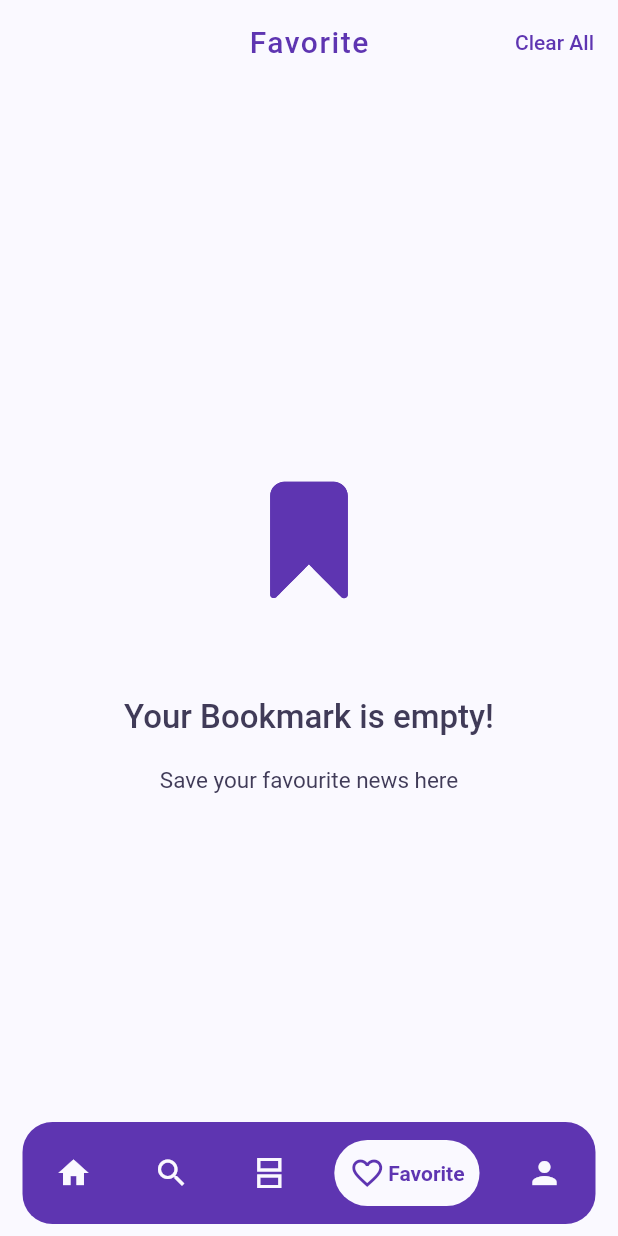
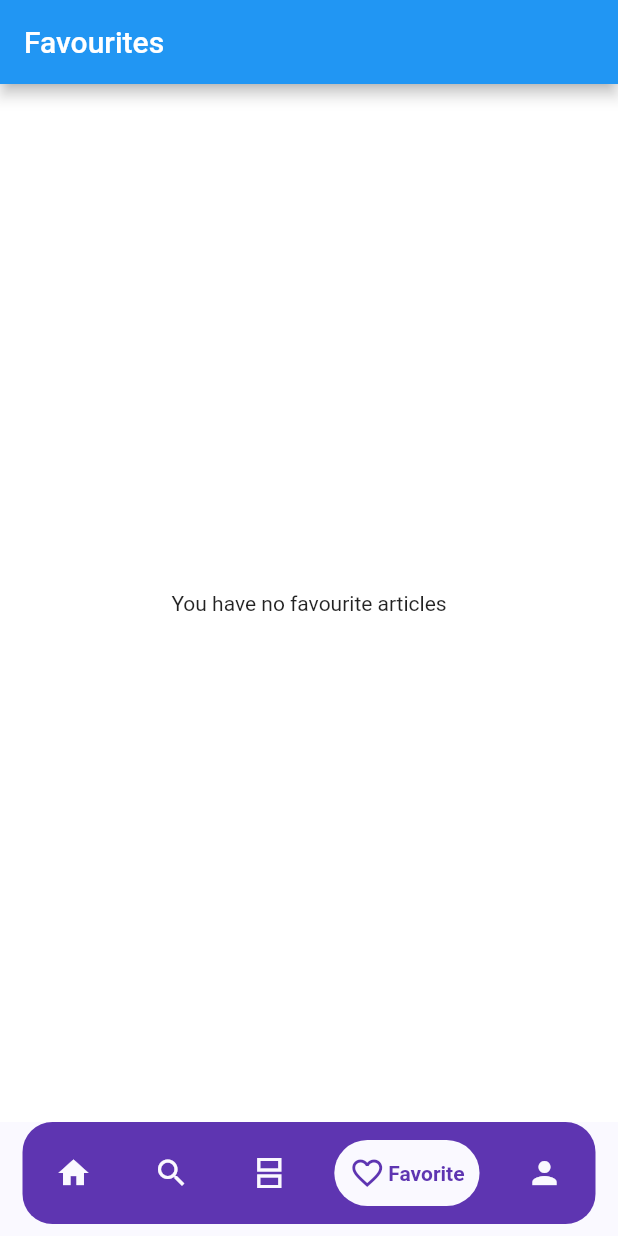
Before and after one commit to Zeel28/News-Everyday, a Flutter app: the screen it shows once a user with an empty profile is signed in, item 4 of the bottom bar chosen, on a phone screen of 412 x 824 dp. Run offline on Flutter 3.47's test engine with Material 2 defaults, Android fonts, the phone set to English and light mode, and no system bars; drawn by our look-alikes of google_nav_bar; our stand-ins replace cached_network_image, carousel_slider, cloud_firestore, firebase_auth, firebase_core, flutter_otp_text_field and 9 more; missing offline and left inert: fl_country_code_picker, splash_screen_view; accounts and stored records are empty; network calls fail.

Commit message:
add favourite news code but some issues

```diff
--- /dev/null
+++ b/lib/controller/favourites_controller.dart
@@ -0,0 +1,41 @@
+import 'package:get/get.dart';
+import 'package:cloud_firestore/cloud_firestore.dart';
+
+class FavouritesController extends GetxController {
+  var favouritesList = [].obs;
+
+  @override
+  void onInit() {
+    super.onInit();
+    fetchFavourites();
+  }
+
+  void fetchFavourites() async {
+    final user = "1"; // Replace with the user ID
+    final favourites = await FirebaseFirestore.instance
+        .collection("favourites")
+        .doc(user)
+        .get();
+    if (favourites.exists) {
+      favouritesList.value = favourites.data()!["articles"];
+    }
+  }
+
+  void addFavourite(article) async {
+    final user = "1"; // Replace with the user ID
+    favouritesList.add(article);
+    await FirebaseFirestore.instance
+        .collection("favouritesNews")
+        .doc(user)
+        .set({"articles": favouritesList});
+  }
+
+  void removeFavourite(article) async {
+    final user = "1"; // Replace with the user ID
+    favouritesList.remove(article);
+    await FirebaseFirestore.instance
+        .collection("favourites")
+        .doc(user)
+        .set({"articles": favouritesList});
+  }
+}
--- a/lib/services/api_service.dart
+++ b/lib/services/api_service.dart
@@ -1,5 +1,6 @@
 import 'dart:convert';
 import 'package:http/http.dart' as http;
+import 'package:news_everyday/utils/message.dart';
 import '../model/article_model.dart';
 
 class ApiService {
@@ -16,8 +17,7 @@ class ApiService {
       final List<dynamic> newsJson = json['articles'];
       return newsJson.map((e) => Articles.fromJson(e)).toList();
     } else {
-      print('Error response: ${response.statusCode}');
-      print('Error body: ${response.body}');
+      MessageDialog().snackBarGetCut("News Loading Issues", "");
       throw Exception('Failed to load news');
     }
   }
--- a/lib/ui/Screens/Discover/components/DiscoverNews.dart
+++ b/lib/ui/Screens/Discover/components/DiscoverNews.dart
@@ -178,8 +178,6 @@ class NewsApi {
           .map((articleJson) => Articles.fromJson(articleJson))
           .toList();
     } else {
-      print('Error response: ${response.statusCode}');
-      print('Error body: ${response.body}');
       throw Exception('Failed to load news');
     }
   }
--- a/lib/ui/Screens/Favorite/favorite_screen.dart
+++ b/lib/ui/Screens/Favorite/favorite_screen.dart
@@ -1,66 +1,101 @@
 import 'package:flutter/material.dart';
-import 'package:lottie/lottie.dart';
-import '../../theme/colors.dart';
-
-class FavoriteScreen extends StatelessWidget {
-  const FavoriteScreen({Key? key}) : super(key: key);
+import '../../../controller/favourites_controller.dart';
+import 'package:get/get.dart';
+class FavouriteScreen extends StatelessWidget {
+  final FavouritesController favouritesController = Get.put(FavouritesController());
 
   @override
   Widget build(BuildContext context) {
     return Scaffold(
-      backgroundColor: mainBackgroundColor,
       appBar: AppBar(
-        backgroundColor: Colors.transparent,
-        elevation: 0,
-
-        centerTitle: true,
-        title: const Text("Favorite",
-            style: TextStyle(color: primaryColor, letterSpacing: 1)),
-        actions: [
-          Padding(
-            padding: const EdgeInsets.all(8.0),
-            child: TextButton(
-              onPressed: () {},
-              child: const Text(
-                "Clear All",
-                style: TextStyle(color: primaryColor),
-              ),
-            ),
-          )
-        ],
+        title: Text("Favourites"),
       ),
-      body: Center(
-        child: Padding(
-          padding: const EdgeInsets.all(20.0),
-          child: Column(
-            mainAxisAlignment: MainAxisAlignment.center,
-            children: [
-              SizedBox(
-                height: 170,
-                child: Lottie.asset("assets/lottiefile/bookmark.json",
-                    fit: BoxFit.fill),
-              ),
-              const SizedBox(
-                height: 20,
-              ),
-              const Text(
-                "Your Bookmark is empty!",
-                style: TextStyle(
-                    fontWeight: FontWeight.w500,
-                    fontSize: 22,
-                    color: darkBluishColor),
-              ),
-              const SizedBox(
-                height: 20,
-              ),
-              const Text(
-                "Save your favourite news here",
-                style: TextStyle(color: darkBluishColor,fontSize: 15,),
-              ),
-            ],
-          ),
-        ),
-      ),
+      body: Obx(() {
+        if (favouritesController.favouritesList.isEmpty) {
+          return Center(
+            child: Text("You have no favourite articles"),
+          );
+        } else {
+          return ListView.builder(
+            itemCount: favouritesController.favouritesList.length,
+            itemBuilder: (context, index) {
+              final article = favouritesController.favouritesList[index];
+              return ListTile(
+                title: Text(article["title"] ?? ""),
+                subtitle: Text(article["description"] ?? ""),
+                trailing: IconButton(
+                  icon: Icon(Icons.delete),
+                  onPressed: () {
+                    favouritesController.removeFavourite(article);
+                  },
+                ),
+              );
+            },
+          );
+        }
+      }),
     );
   }
 }
+// class FavoriteScreen extends StatelessWidget {
+//   const FavoriteScreen({Key? key}) : super(key: key);
+//
+//   @override
+//   Widget build(BuildContext context) {
+//     return Scaffold(
+//       backgroundColor: mainBackgroundColor,
+//       appBar: AppBar(
+//         backgroundColor: Colors.transparent,
+//         elevation: 0,
+//
+//         centerTitle: true,
+//         title: const Text("Favorite",
+//             style: TextStyle(color: primaryColor, letterSpacing: 1)),
+//         actions: [
+//           Padding(
+//             padding: const EdgeInsets.all(8.0),
+//             child: TextButton(
+//               onPressed: () {},
+//               child: const Text(
+//                 "Clear All",
+//                 style: TextStyle(color: primaryColor),
+//               ),
+//             ),
+//           )
+//         ],
+//       ),
+//       body: Center(
+//         child: Padding(
+//           padding: const EdgeInsets.all(20.0),
+//           child: Column(
+//             mainAxisAlignment: MainAxisAlignment.center,
+//             children: [
+//               SizedBox(
+//                 height: 170,
+//                 child: Lottie.asset("assets/lottiefile/bookmark.json",
+//                     fit: BoxFit.fill),
+//               ),
+//               const SizedBox(
+//                 height: 20,
+//               ),
+//               const Text(
+//                 "Your Bookmark is empty!",
+//                 style: TextStyle(
+//                     fontWeight: FontWeight.w500,
+//                     fontSize: 22,
+//                     color: darkBluishColor),
+//               ),
+//               const SizedBox(
+//                 height: 20,
+//               ),
+//               const Text(
+//                 "Save your favourite news here",
+//                 style: TextStyle(color: darkBluishColor,fontSize: 15,),
+//               ),
+//             ],
+//           ),
+//         ),
+//       ),
+//     );
+//   }
+// }
--- a/lib/ui/Screens/Profile/components/Gereral_section.dart
+++ b/lib/ui/Screens/Profile/components/Gereral_section.dart
@@ -1,10 +1,7 @@
 import 'package:flutter/material.dart';
 import 'package:get/get.dart';
 import 'package:news_everyday/ui/Screens/Profile/components/screen.dart';
-
 import '../../../theme/colors.dart';
-import '../pages/about_page.dart';
-import '../pages/privacy_policy.dart';
 
 class GeneralMenuList extends StatelessWidget {
   GeneralMenuList({Key? key}) : super(key: key);
--- a/lib/ui/Screens/Profile/profile_page.dart
+++ b/lib/ui/Screens/Profile/profile_page.dart
@@ -1,6 +1,6 @@
 import 'package:flutter/material.dart';
 import 'package:get/get.dart';
-import '../../../controller/userData.dart';
+import '../../../controller/userdata_controller.dart';
 import '../../../utils/message.dart';
 import '../../theme/colors.dart';
 import 'components/Gereral_section.dart';
--- a/lib/ui/Screens/authentication_pages/Signup/email_verification.dart
+++ b/lib/ui/Screens/authentication_pages/Signup/email_verification.dart
@@ -33,7 +33,8 @@ class _EmailVerificationScreenState extends State<EmailVerificationScreen> {
 
     if (isEmailVerified) {
       // TODO: implement your code after email verification
-      ScaffoldMessenger.of(context)
+      // ignore: use_build_context_synchronously
+       ScaffoldMessenger.of(context)
           .showSnackBar(SnackBar(content: Text("Email Successfully Verified")));
       timer?.cancel();
     }
--- a/lib/ui/Screens/authentication_pages/components/background.dart
+++ b/lib/ui/Screens/authentication_pages/components/background.dart
@@ -15,7 +15,7 @@ class Background extends StatelessWidget {
   Widget build(BuildContext context) {
     return Scaffold(
       resizeToAvoidBottomInset: false,
-      body: Container(
+      body: SizedBox(
         width: double.infinity,
         height: MediaQuery.of(context).size.height,
         child: Stack(
--- a/lib/ui/Screens/authentication_pages/phonenumber/numeric_pad.dart
+++ b/lib/ui/Screens/authentication_pages/phonenumber/numeric_pad.dart
@@ -20,7 +20,6 @@ class _LoginWithPhoneNumberState extends State<LoginWithPhoneNumber> {
   final _formKey = GlobalKey<FormState>();
 
   bool loading = false;
-  final _auth = FirebaseAuth.instance;
   final phoneNumberController = TextEditingController();
 
   //Country Code Picker
--- a/lib/ui/Screens/dashboard.dart
+++ b/lib/ui/Screens/dashboard.dart
@@ -22,7 +22,7 @@ class _DashboardState extends State<Dashboard> {
     HomeScreen(),
     DiscoverScreen(),
     NewsFeed(),
-    FavoriteScreen(),
+    FavouriteScreen(),
     ProfileScreen(),
   ];
 
--- a/lib/ui/Screens/details_page/DetailsScreen.dart
+++ b/lib/ui/Screens/details_page/DetailsScreen.dart
@@ -1,12 +1,10 @@
 import 'package:cached_network_image/cached_network_image.dart';
 import 'package:flutter/material.dart';
 import 'package:get/get.dart';
-
 import '../../../model/article_model.dart';
 import '../../../services/api_service.dart';
 import '../../../utils/message.dart';
 import '../../theme/colors.dart';
-import '../../widgets/image_container.dart';
 import '../article_screen/article_screen.dart';
 
 class CategoryScreen extends StatefulWidget {
--- a/lib/ui/Screens/home_screen/components/breakingnews.dart
+++ b/lib/ui/Screens/home_screen/components/breakingnews.dart
@@ -1,11 +1,9 @@
-import 'package:cached_network_image/cached_network_image.dart';
 import 'package:flutter/material.dart';
 import 'package:get/get.dart';
 import '../../../../model/article_model.dart';
 import '../../../../services/api_service.dart';
 import '../../../../utils/message.dart';
 import '../../../widgets/list_title/horizontal_list_tile.dart';
-import '../../article_screen/article_screen.dart';
 import '../../details_page/DetailsScreen.dart';
 
 class BreakingNews extends StatefulWidget {
--- a/lib/ui/Screens/home_screen/home_screen.dart
+++ b/lib/ui/Screens/home_screen/home_screen.dart
@@ -3,7 +3,7 @@ import 'package:flutter/material.dart';
 import 'package:get/get.dart';
 import 'package:liquid_pull_to_refresh/liquid_pull_to_refresh.dart';
 import 'package:news_everyday/ui/Screens/notifications.dart';
-import '../../../controller/userData.dart';
+import '../../../controller/userdata_controller.dart';
 import '../../../utils/message.dart';
 import '../../theme/colors.dart';
 import 'components/breakingnews.dart';
```
Also changed, not shown: lib/ui/Screens/article_screen/article_screen.dart (+143 -93 lines), lib/controller/userdata_controller.dart (renamed from lib/controller/userData.dart), 1 other file.
